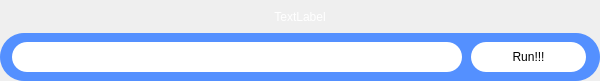
Before: the Qt Designer form toolbar.ui in ichunchun/Computer-tool-python, drawn with Qt 5.
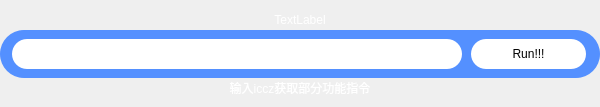
After: the same form once the commit is applied.

Commit message: 优化一些toolsbar的界面

Diff of the .ui file:
```diff
--- a/toolbar.ui
+++ b/toolbar.ui
@@ -7,7 +7,7 @@
     <x>0</x>
     <y>0</y>
     <width>600</width>
-    <height>81</height>
+    <height>107</height>
    </rect>
   </property>
   <property name="windowTitle">
@@ -33,6 +33,9 @@
     <item>
      <widget class="QWidget" name="widget_2" native="true">
       <layout class="QHBoxLayout" name="horizontalLayout">
+       <property name="bottomMargin">
+        <number>0</number>
+       </property>
        <item>
         <widget class="QLabel" name="label">
          <property name="palette">
@@ -268,6 +271,76 @@
       </layout>
      </widget>
     </item>
+    <item>
+     <widget class="QWidget" name="widget_3" native="true">
+      <layout class="QHBoxLayout" name="horizontalLayout_3">
+       <property name="leftMargin">
+        <number>0</number>
+       </property>
+       <property name="topMargin">
+        <number>0</number>
+       </property>
+       <property name="rightMargin">
+        <number>0</number>
+       </property>
+       <item>
+        <widget class="QLabel" name="label_2">
+         <property name="palette">
+          <palette>
+           <active>
+            <colorrole role="WindowText">
+             <brush brushstyle="SolidPattern">
+              <color alpha="255">
+               <red>255</red>
+               <green>255</green>
+               <blue>255</blue>
+              </color>
+             </brush>
+            </colorrole>
+            <colorrole role="Text">
+             <brush brushstyle="SolidPattern">
+              <color alpha="255">
+               <red>255</red>
+               <green>255</green>
+               <blue>255</blue>
+              </color>
+             </brush>
+            </colorrole>
+           </active>
+           <inactive>
+            <colorrole role="WindowText">
+             <brush brushstyle="SolidPattern">
+              <color alpha="255">
+               <red>255</red>
+               <green>255</green>
+               <blue>255</blue>
+              </color>
+             </brush>
+            </colorrole>
+            <colorrole role="Text">
+             <brush brushstyle="SolidPattern">
+              <color alpha="255">
+               <red>255</red>
+               <green>255</green>
+               <blue>255</blue>
+              </color>
+             </brush>
+            </colorrole>
+           </inactive>
+           <disabled/>
+          </palette>
+         </property>
+         <property name="text">
+          <string>输入iccz获取部分功能指令</string>
+         </property>
+         <property name="alignment">
+          <set>Qt::AlignCenter</set>
+         </property>
+        </widget>
+       </item>
+      </layout>
+     </widget>
+    </item>
    </layout>
   </widget>
  </widget>
```
The commit also changes 2 other files.
